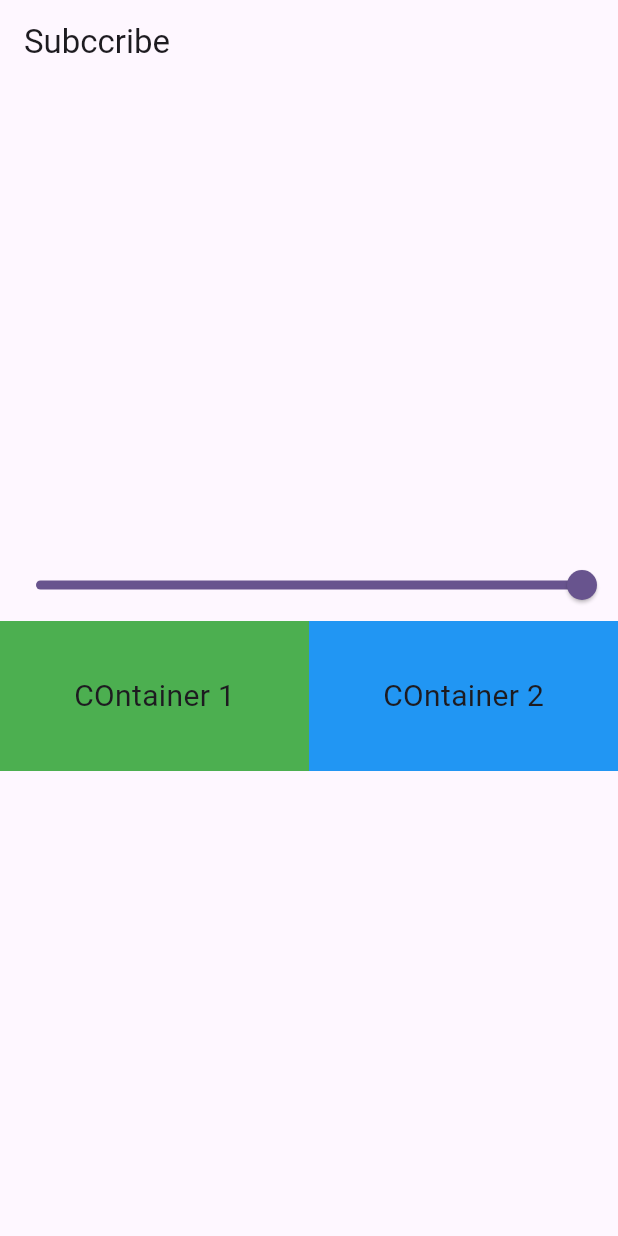
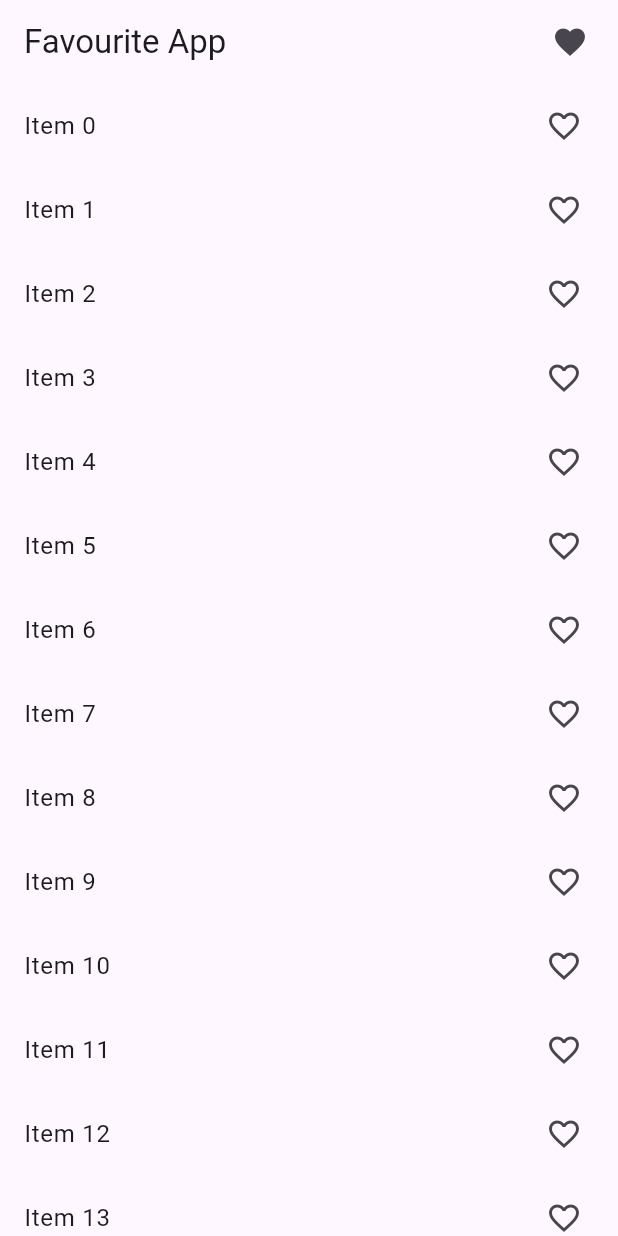
Before and after one commit to shiran02/-Provider-State-Management-course, a Flutter app: the screen it shows after launch, on a phone screen of 412 x 824 dp. Run offline on Flutter 3.47's test engine with Material 3 defaults, Android fonts, the phone set to English and light mode, and no system bars.

Commit message:
favourite screen

```diff
--- a/provider_course/lib/main.dart
+++ b/provider_course/lib/main.dart
@@ -3,8 +3,10 @@ import 'package:provider/provider.dart';
 import 'package:provider_course/home_screen.dart';
 import 'package:provider_course/provider/count_provider.dart';
 import 'package:provider_course/provider/example_one_provider.dart';
+import 'package:provider_course/provider/faviurite+provider.dart';
 import 'package:provider_course/screens/count_example.dart';
 import 'package:provider_course/screens/example_one.dart';
+import 'package:provider_course/screens/favourite/favourite_screen.dart';
 import 'package:provider_course/stateful_widget_screen.dart';
 import 'package:provider_course/why_provider.dart';
 
@@ -24,6 +26,8 @@ class MyApp extends StatelessWidget {
       providers: [
         ChangeNotifierProvider(create: (_)=>CountPRovider()),
         ChangeNotifierProvider(create: (_)=>ExampleOneProvider()),
+        ChangeNotifierProvider(create: (_)=>FavouriteItemProvider()),
+
       ],
       child: MaterialApp(
         title: 'Flutter Demo',
@@ -31,7 +35,7 @@ class MyApp extends StatelessWidget {
           colorScheme: ColorScheme.fromSeed(seedColor: Colors.deepPurple),
           useMaterial3: true,
         ),
-        home: ExampleOneScreen(),
+        home: FavouriteScreen(),
       ),
     );
   }
--- /dev/null
+++ b/provider_course/lib/provider/faviurite+provider.dart
@@ -0,0 +1,27 @@
+
+
+import 'package:flutter/material.dart';
+
+class FavouriteItemProvider with ChangeNotifier{
+
+      List<int> _selectedItem = [];
+
+      List<int> get selectedItem => _selectedItem;
+
+      int get listLength => _selectedItem.length;
+
+
+      void addItems(int value){
+        _selectedItem.add(value);
+        notifyListeners();
+      }
+
+      void remiveItems(int value){
+        _selectedItem.remove(value);
+        notifyListeners();
+      }
+
+
+
+
+}
--- /dev/null
+++ b/provider_course/lib/screens/favourite/favourite_screen.dart
@@ -0,0 +1,72 @@
+import 'package:flutter/material.dart';
+import 'package:provider/provider.dart';
+import 'package:provider_course/provider/faviurite+provider.dart';
+import 'package:provider_course/screens/favourite/my_favourite_screen.dart';
+
+class FavouriteScreen extends StatefulWidget {
+  const FavouriteScreen({super.key});
+
+  @override
+  State<FavouriteScreen> createState() => _FavouriteScreenState();
+}
+
+class _FavouriteScreenState extends State<FavouriteScreen> {
+  @override
+  Widget build(BuildContext context) {
+    //  final favouriteProvider = Provider.of<FavouriteItemProvider>(context , listen: false);
+
+    print('18 build');
+    return Scaffold(
+
+      appBar: AppBar(
+        title: Text('Favourite App'),
+        actions: [
+          InkWell(
+            onTap: () {
+              Navigator.push(context, MaterialPageRoute(builder: (context) => MyFavouriteItemScreen(),));
+            },
+            child: Icon(Icons.favorite),
+          ),
+          SizedBox(
+            width: 20,
+          )
+        ],
+      ),
+
+      body: Column(
+        children: [
+          Expanded(
+            child: ListView.builder(
+              itemCount: 100,
+              itemBuilder: (context, index) {
+                return Consumer<FavouriteItemProvider>(
+                  builder: (context, value, child) {
+                    return ListTile(
+                      onTap: () {
+
+                        print('Tap');
+
+                        if(value.selectedItem.contains(index)){
+                             value.remiveItems(index);
+                        }else{
+                           value.addItems(index);
+                        }
+
+
+
+                      },
+                      title: Text('Item ' + index.toString()),
+                      trailing: Icon(!value.selectedItem.contains(index)
+                          ? Icons.favorite_outline
+                          : Icons.favorite),
+                    );
+                  },
+                );
+              },
+            ),
+          )
+        ],
+      ),
+    );
+  }
+}
```
Also changed, not shown: provider_course/lib/screens/favourite/my_favourite_screen.dart (added, +62 -0 lines).
